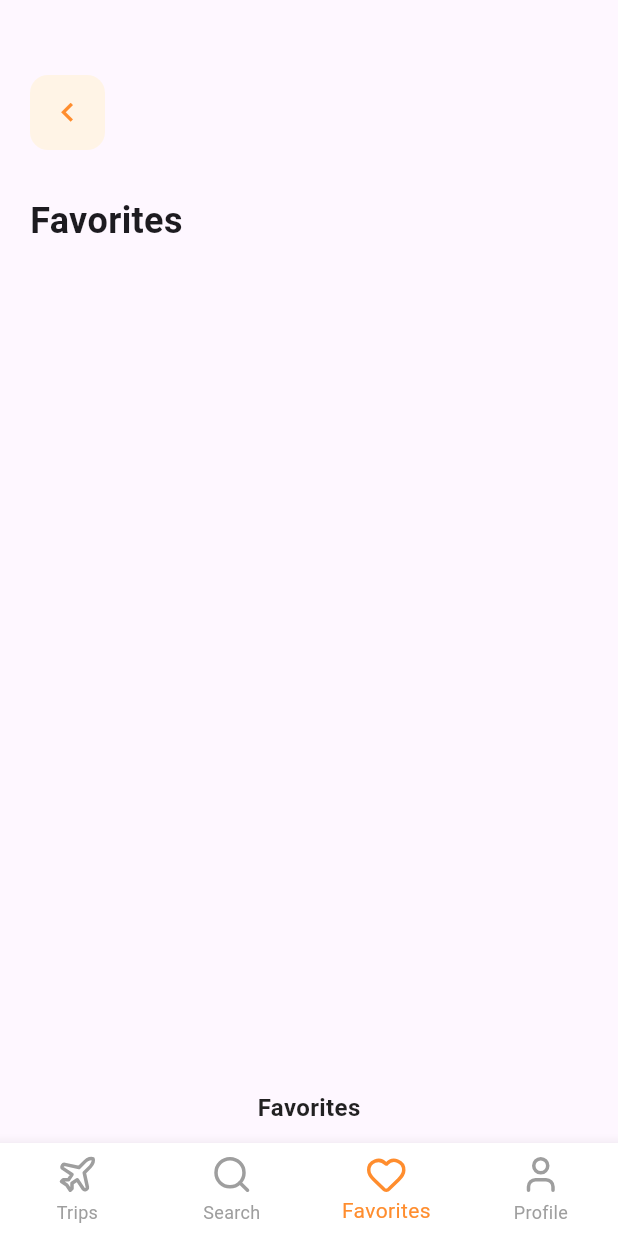
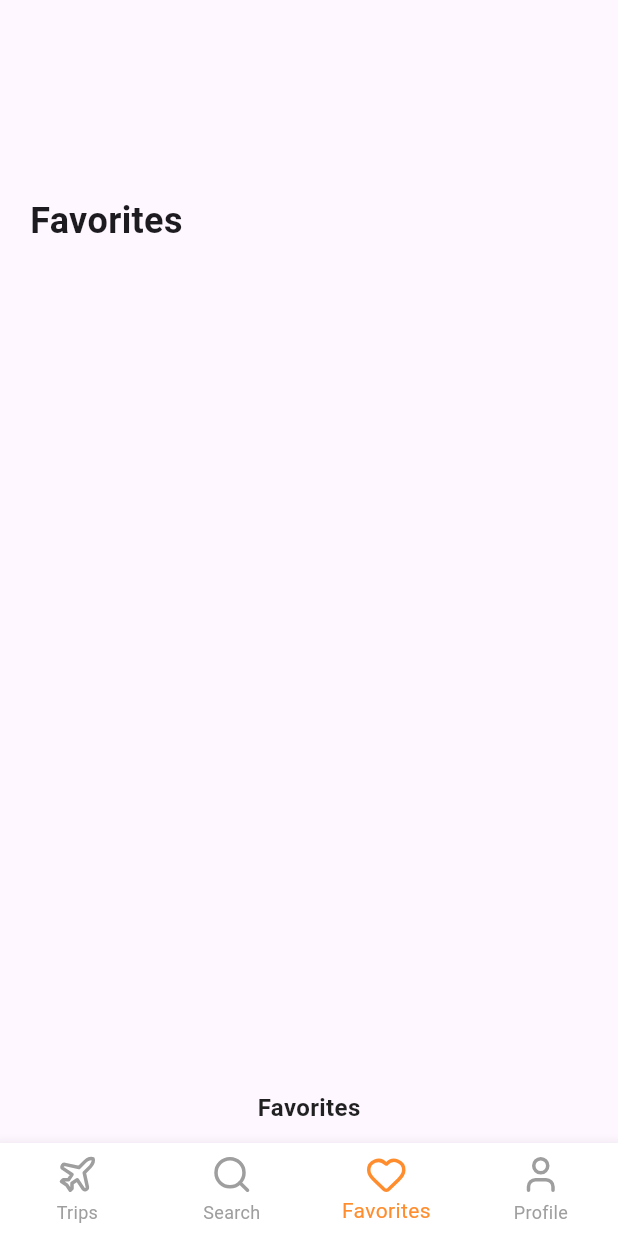
Before and after one commit to iassadki/nomad, a Flutter app: the favorites screen opened by its route, on a phone screen of 412 x 824 dp. Run offline on Flutter 3.47's test engine with Material 3 defaults, Android fonts, the light colour scheme and no system bars; our stand-ins replace lucide_icons.

```diff
--- a/lib/screens/favorites.dart
+++ b/lib/screens/favorites.dart
@@ -26,8 +26,8 @@ class _favoritesState extends State<favorites> {
         child: Column(
           crossAxisAlignment: CrossAxisAlignment.start,
           children: [
-            const SizedBox(height: 20),
-            CustomBackButton(margin: const EdgeInsets.only(top: 10, right: 15)),
+            const SizedBox(height: 80),
+            // CustomBackButton(margin: const EdgeInsets.only(top: 10, right: 15)),
             const SizedBox(height: 30),
 
             const Text(
--- a/lib/screens/profile.dart
+++ b/lib/screens/profile.dart
@@ -26,8 +26,8 @@ class _profileState extends State<profile> {
         child: Column(
           crossAxisAlignment: CrossAxisAlignment.start,
           children: [
-            const SizedBox(height: 20),
-            CustomBackButton(margin: const EdgeInsets.only(top: 10, right: 15)),
+            const SizedBox(height: 80),
+            // CustomBackButton(margin: const EdgeInsets.only(top: 10, right: 15)),
             const SizedBox(height: 30),
 
             const Text(
--- a/lib/screens/search.dart
+++ b/lib/screens/search.dart
@@ -26,8 +26,8 @@ class _searchState extends State<search> {
         child: Column(
           crossAxisAlignment: CrossAxisAlignment.start,
           children: [
-            const SizedBox(height: 20),
-            CustomBackButton(margin: const EdgeInsets.only(top: 10, right: 15)),
+            const SizedBox(height: 80),
+            // CustomBackButton(margin: const EdgeInsets.only(top: 10, right: 15)),
             const SizedBox(height: 30),
 
             const Text(
```
